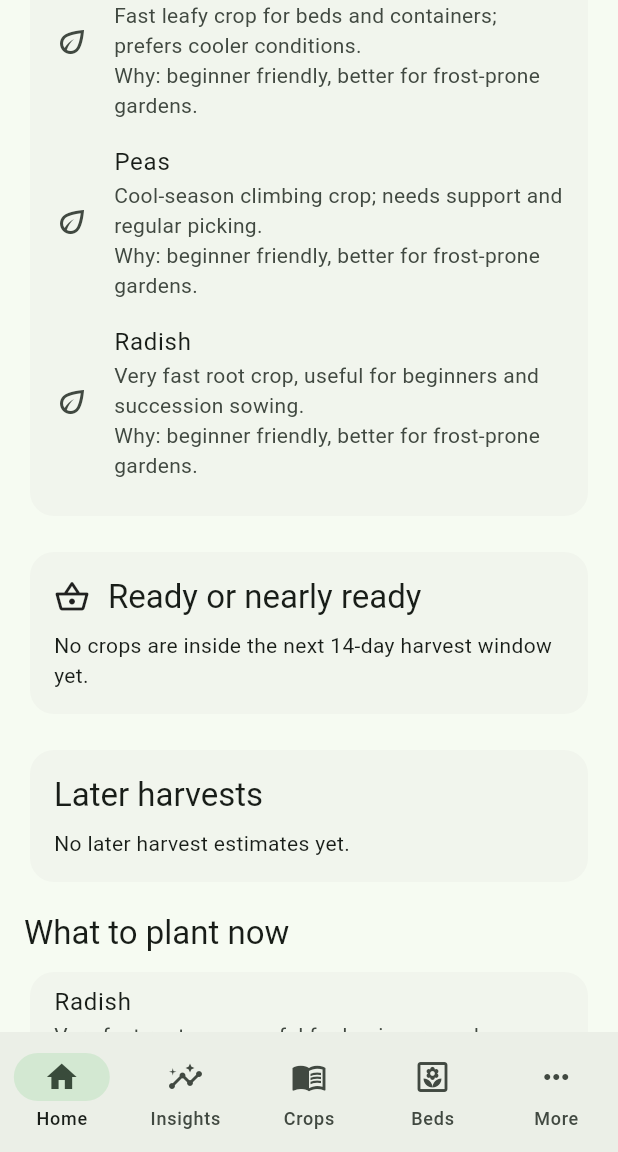
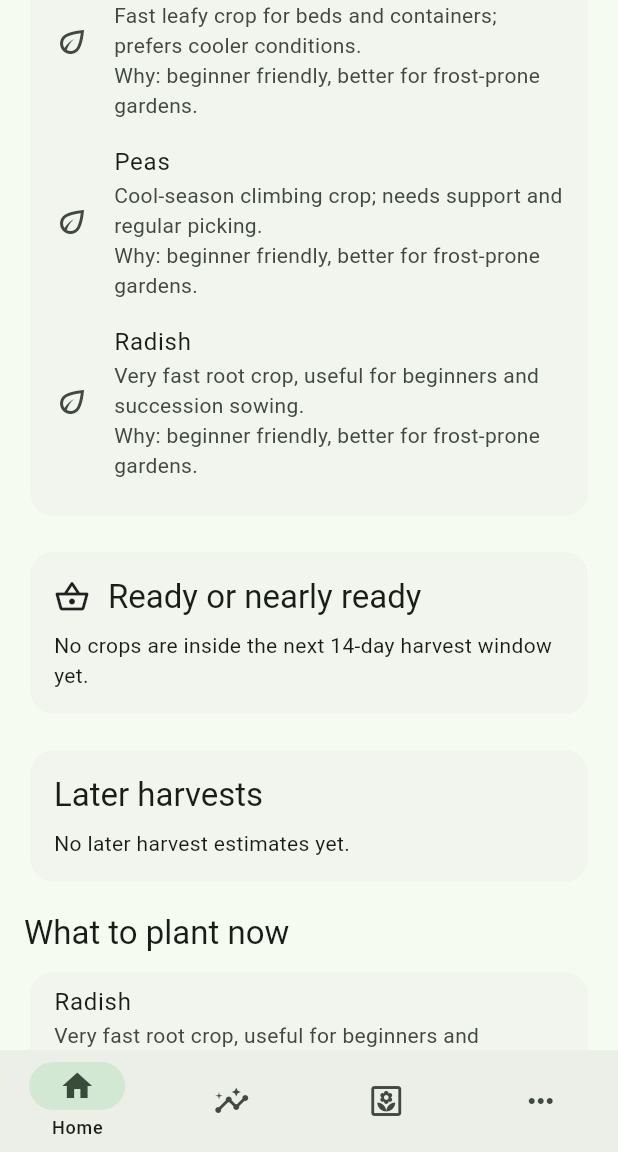
Before and after one commit to Archil3s/nz-vege-garden, a Flutter app: the screen it shows after launch, scrolled down 576 dp, on a phone screen of 412 x 824 dp, the part 84-1236 px from its top. Run offline on Flutter 3.47's test engine with Material 3 defaults, Android fonts, the phone set to English and light mode, and no system bars; our stand-ins replace flutter_local_notifications, flutter_svg, shared_preferences.

Commit message:
fix(nav): prevent phone bottom label overlap
Further tightened the mobile navigation layout after reviewing the phone screenshot.

Changes:
- Reduced bottom navigation to four primary tabs: Home, Insights, Beds, More
- Moved Crop Guide into the More screen with Calendar and Tasks
- Set NavigationBar labels to only show for the selected tab
- Wrapped the navigation bar in SafeArea
- Reduced the NavigationBar height to keep it compact but touch-friendly

This prevents overlapping and uneven labels on narrow phone screens while keeping all features accessible from More.

```diff
--- a/lib/app/app.dart
+++ b/lib/app/app.dart
@@ -37,7 +37,6 @@ class _AppShellState extends State<AppShell> {
   List<Widget> get _screens => [
         const HomeScreen(),
         const InsightsScreen(),
-        const CropGuideScreen(),
         const GardenBedsScreen(),
         _MoreScreen(onOpenSection: _openSection),
       ];
@@ -52,7 +51,11 @@ class _AppShellState extends State<AppShell> {
   Widget build(BuildContext context) {
     return Scaffold(
       body: _screens[_selectedIndex],
-      bottomNavigationBar: NavigationBar(
+      bottomNavigationBar: SafeArea(
+        top: false,
+        child: NavigationBar(
+          height: 68,
+          labelBehavior: NavigationDestinationLabelBehavior.onlyShowSelected,
           selectedIndex: _selectedIndex,
           onDestinationSelected: (index) {
             setState(() => _selectedIndex = index);
@@ -69,11 +72,6 @@ class _AppShellState extends State<AppShell> {
               label: 'Insights',
             ),
             NavigationDestination(
-            icon: Icon(Icons.menu_book_outlined),
-            selectedIcon: Icon(Icons.menu_book),
-            label: 'Crops',
-          ),
-          NavigationDestination(
               icon: Icon(Icons.yard_outlined),
               selectedIcon: Icon(Icons.yard),
               label: 'Beds',
@@ -84,6 +82,7 @@ class _AppShellState extends State<AppShell> {
               label: 'More',
             ),
           ],
+        ),
       ),
     );
   }
@@ -113,6 +112,12 @@ class _MoreScreen extends StatelessWidget {
           _MoreSectionCard(
             title: 'Planning',
             children: [
+              _MoreSectionTile(
+                icon: Icons.menu_book_outlined,
+                title: 'Crop guide',
+                description: 'Search crops, spacing, harvest timing, and growing notes.',
+                onTap: () => onOpenSection(const CropGuideScreen()),
+              ),
               _MoreSectionTile(
                 icon: Icons.calendar_month_outlined,
                 title: 'Crop calendar',
```
Lines whose indentation alone changed are shown as unchanged.
